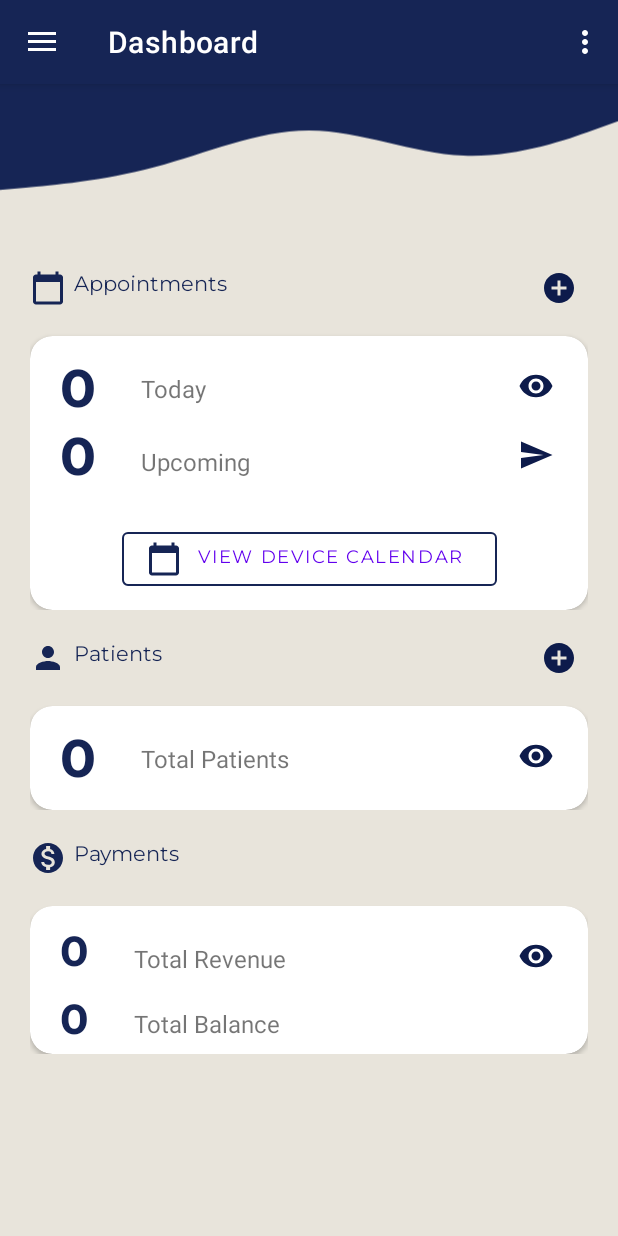
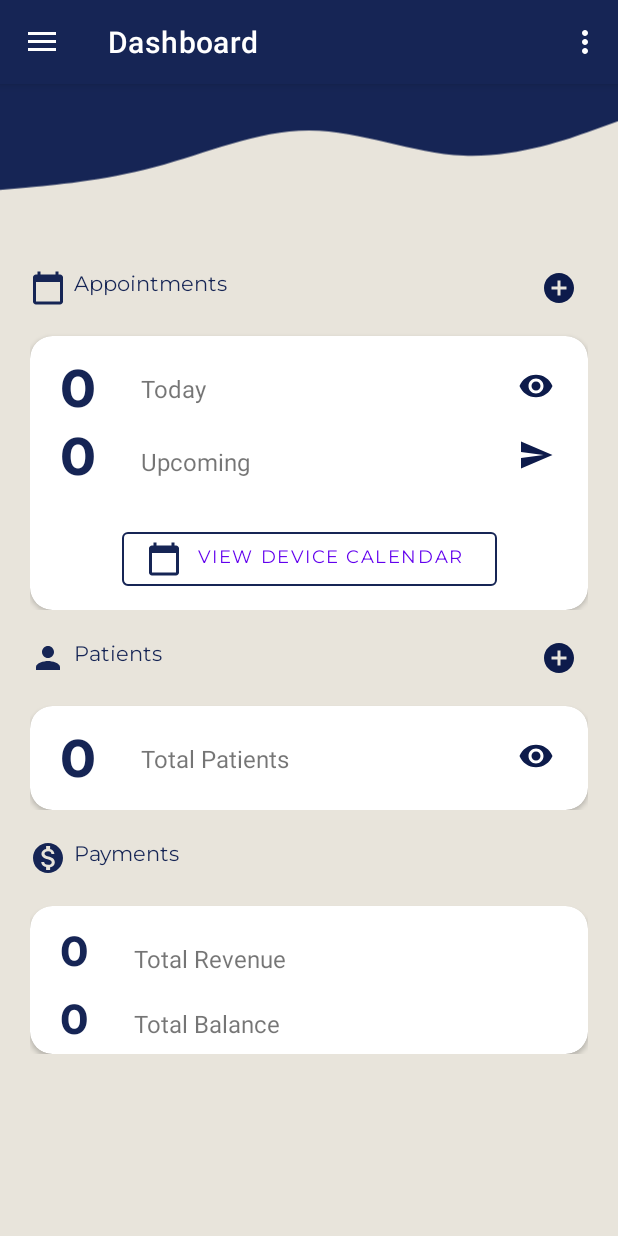
Before and after one commit to lawrenze13/PMIS2, an Android app: the screen it shows after launch once a user with an empty profile is signed in (HomeActivity), on a phone screen of 412 x 824 dp. Run offline under Robolectric (Android 15) with nearby library versions, the phone set to English and light mode, and no system bars; our stand-ins replace Firebase (no records; nobody signed in at launch, a user with empty details on screens opened directly), navigation-ui; 6 statements that could not run were skipped.

Commit message:
Second Commit

```diff
--- a/app/src/main/java/com/example/pmis/DashboardFragment.java
+++ b/app/src/main/java/com/example/pmis/DashboardFragment.java
@@ -27,6 +27,7 @@ import com.example.pmis.Model.PatientPayment;
 import com.example.pmis.Model.PaymentReportFacade;
 import com.example.pmis.Model.Schedule;
 import com.google.android.material.floatingactionbutton.FloatingActionButton;
+import com.google.android.material.navigation.NavigationView;
 import com.google.firebase.auth.FirebaseAuth;
 import com.google.firebase.database.DataSnapshot;
 import com.google.firebase.database.DatabaseError;
@@ -50,7 +51,7 @@ public class DashboardFragment extends Fragment {
     private String userID;
     private FirebaseDatabase mFirebaseDatabase;
     private DatabaseReference myRef, keyRef;
-    private ImageButton ibAppointmentsToday, ivSendAppointment, ibViewPatients,ibAddPatient;
+    private ImageButton ibAppointmentsToday, ivSendAppointment, ibViewPatients,ibAddPatient, ibAddAppointment;
     private Button btnViewCalendar, btnExample;
     private int counter, upcomingCounter, patientCounter;
     private double revenueTotal, fullPaymentTotal, balanceTotal;
@@ -91,6 +92,8 @@ public class DashboardFragment extends Fragment {
         tvAppointmentUpcoming = view.findViewById(R.id.tvAppointmentUpcoming);
         tvTotalRevenue = view.findViewById(R.id.tvTotalRevenue);
         tvTotalBalance = view.findViewById(R.id.tvTotalBalance);
+        ibAddAppointment = view.findViewById(R.id.ibAddAppointment);
+        ibAddAppointment.setOnClickListener(addAppointment);
         ibViewPatients = view.findViewById(R.id.ibViewPatients);
         ibViewPatients.setOnClickListener(viewPatients);
         ibAppointmentsToday = view.findViewById(R.id.ibAppointmentsToday);
@@ -241,6 +244,12 @@ public class DashboardFragment extends Fragment {
             startActivity(intent);
         }
     };
+    private final View.OnClickListener addAppointment = new View.OnClickListener() {
+        @Override
+        public void onClick(View v) {
+            Navigation.findNavController(view).navigate(R.id.appointmentFragment);
+        }
+    };
     private void addBalance(double installment) {
         balanceTotal = balanceTotal + installment;
         Log.d(TAG, "balanceTotal:"  + balanceTotal);
--- a/app/src/main/res/layout/fragment_dashboard2.xml
+++ b/app/src/main/res/layout/fragment_dashboard2.xml
@@ -315,6 +315,7 @@
                             android:layout_marginEnd="15dp"
                             android:background="@android:color/transparent"
                             android:src="@drawable/ic_baseline_remove_red_eye_24"
+                            android:visibility="gone"
                             app:layout_constraintEnd_toEndOf="parent"
                             app:layout_constraintTop_toTopOf="parent" />
 
--- a/app/src/main/res/layout/fragment_report.xml
+++ b/app/src/main/res/layout/fragment_report.xml
@@ -408,9 +408,11 @@
                             style="@style/Widget.MaterialComponents.Button.OutlinedButton"
                             android:layout_width="wrap_content"
                             android:layout_height="wrap_content"
+                            android:layout_marginBottom="20dp"
                             android:text="Generate PDF"
                             app:icon="@drawable/ic_baseline_picture_as_pdf_24"
                             app:iconTint="@color/bgPrimary"
+                            app:layout_constraintBottom_toBottomOf="parent"
                             app:layout_constraintEnd_toEndOf="parent"
                             app:layout_constraintStart_toStartOf="parent"
                             app:layout_constraintTop_toBottomOf="@+id/tvTotalProcedure"
```
Also changed, not shown: app/src/main/java/com/example/pmis/AddScheduleActivity.java (+11 -10 lines), app/src/main/res/layout/fragment_appointment.xml (+8 -26 lines).
